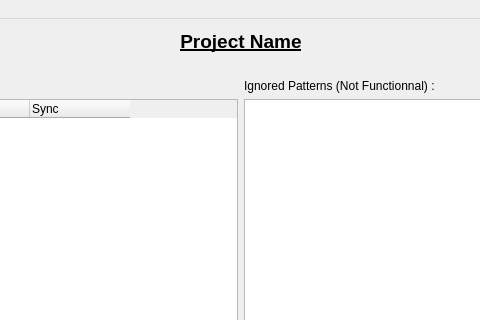
Old version of the form ui/mainwindow.ui in the repository TwiceCast/TwiceCast-Client; both pictures show x 162 to 642 and y 0 to 320 of the 806 by 543 pixel window.
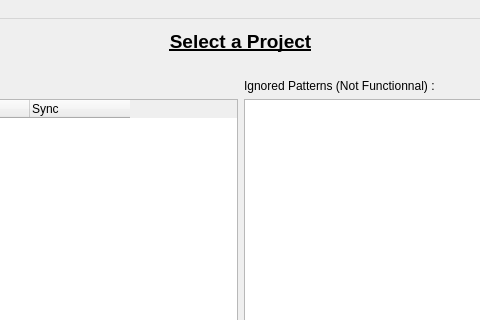
New version of the form.

The edit to the form file:
```diff
--- a/ui/mainwindow.ui
+++ b/ui/mainwindow.ui
@@ -105,7 +105,7 @@
        </font>
       </property>
       <property name="text">
-       <string>Project Name</string>
+       <string>Select a Project</string>
       </property>
       <property name="alignment">
        <set>Qt::AlignCenter</set>
```
Left out of the diff: 9 changed lines with no effect on the pictures.
